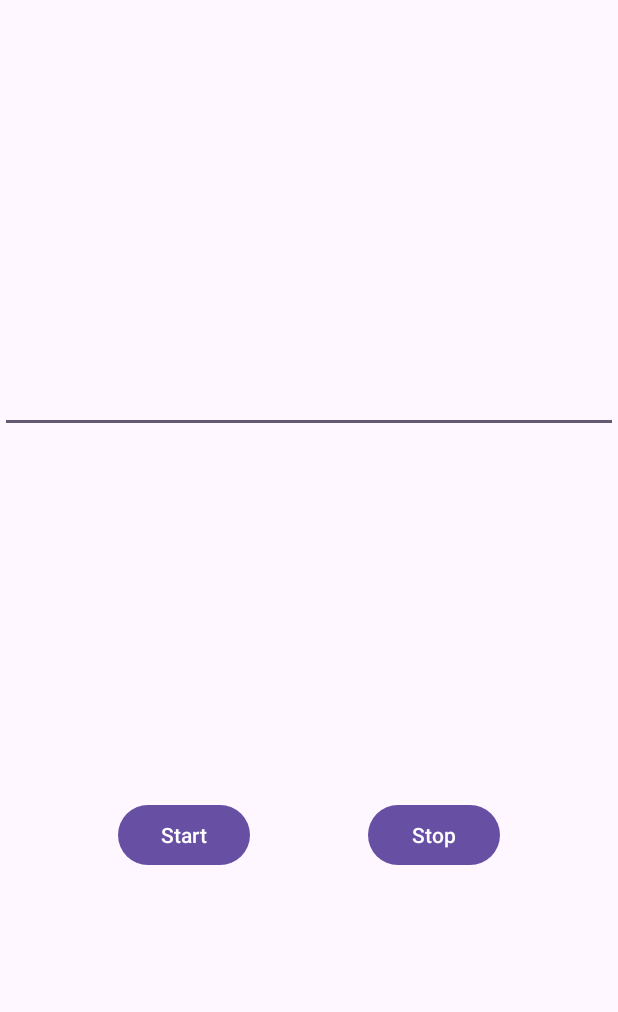
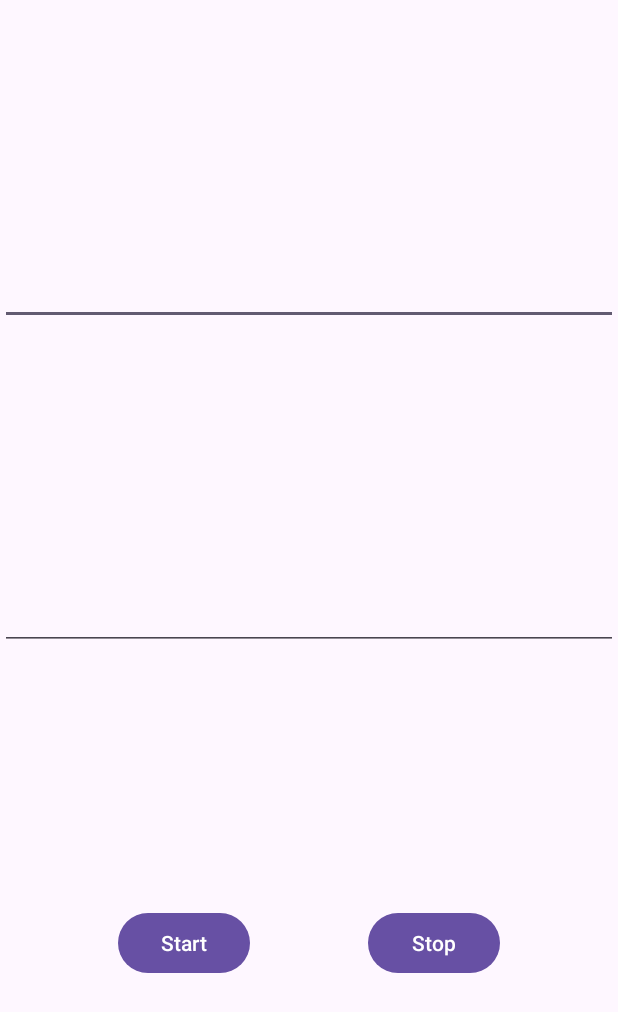
Before and after one commit to yymin1022/Android_Camera2RTSP, an Android app: the screen it shows after launch (MainActivity), on a phone screen of 412 x 824 dp. Shown: the top 1012 px of the screen. Run offline under Robolectric (Android 15) with nearby library versions, the phone set to English and light mode, and no system bars.

```diff
--- a/app/src/main/java/com/yong/camera2rtsp/MainActivity.kt
+++ b/app/src/main/java/com/yong/camera2rtsp/MainActivity.kt
@@ -12,7 +12,8 @@ import androidx.core.view.WindowInsetsCompat
 class MainActivity : AppCompatActivity() {
     private var btnStart: Button? = null
     private var btnStop: Button? = null
-    private var inputServer: EditText? = null
+    private var inputServerIp: EditText? = null
+    private var inputServerPort: EditText? = null
 
     override fun onCreate(savedInstanceState: Bundle?) {
         super.onCreate(savedInstanceState)
@@ -26,7 +27,8 @@ class MainActivity : AppCompatActivity() {
 
         btnStart = findViewById(R.id.main_btn_start)
         btnStop = findViewById(R.id.main_btn_stop)
-        inputServer = findViewById(R.id.main_input_server)
+        inputServerIp = findViewById(R.id.main_input_server_ip)
+        inputServerPort = findViewById(R.id.main_input_server_port)
 
         btnStart!!.setOnClickListener(btnListener)
         btnStop!!.setOnClickListener(btnListener)
--- a/app/src/main/res/layout/activity_main.xml
+++ b/app/src/main/res/layout/activity_main.xml
@@ -10,11 +10,20 @@
     <EditText
         android:layout_width="match_parent"
         android:layout_height="wrap_content"
-        android:id="@+id/main_input_server"
+        android:id="@+id/main_input_server_ip"
+        app:layout_constraintBottom_toTopOf="@id/main_input_server_port"
+        app:layout_constraintEnd_toEndOf="parent"
+        app:layout_constraintStart_toStartOf="parent"
+        app:layout_constraintTop_toTopOf="parent" />
+
+    <EditText
+        android:layout_width="match_parent"
+        android:layout_height="wrap_content"
+        android:id="@+id/main_input_server_port"
         app:layout_constraintBottom_toTopOf="@id/main_btn_start"
         app:layout_constraintEnd_toEndOf="parent"
         app:layout_constraintStart_toStartOf="parent"
-        app:layout_constraintTop_toTopOf="parent" />
+        app:layout_constraintTop_toBottomOf="@id/main_input_server_ip" />
 
     <Button
         android:layout_width="wrap_content"
@@ -24,7 +33,7 @@
         app:layout_constraintBottom_toBottomOf="parent"
         app:layout_constraintEnd_toStartOf="@id/main_btn_stop"
         app:layout_constraintStart_toStartOf="parent"
-        app:layout_constraintTop_toBottomOf="@id/main_input_server" />
+        app:layout_constraintTop_toBottomOf="@id/main_input_server_port" />
 
     <Button
         android:layout_width="wrap_content"
@@ -34,6 +43,6 @@
         app:layout_constraintBottom_toBottomOf="parent"
         app:layout_constraintEnd_toEndOf="parent"
         app:layout_constraintStart_toEndOf="@id/main_btn_start"
-        app:layout_constraintTop_toBottomOf="@id/main_input_server" />
+        app:layout_constraintTop_toBottomOf="@id/main_input_server_port" />
 
 </androidx.constraintlayout.widget.ConstraintLayout>
```
